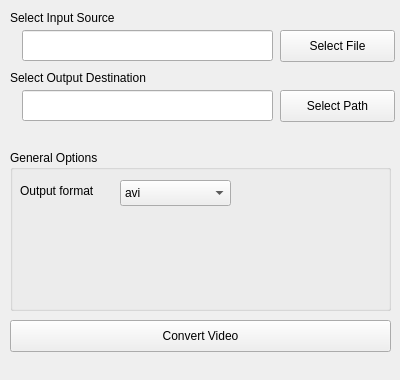
NRauh/SFVC, file mainwindow.ui: the form before one commit.
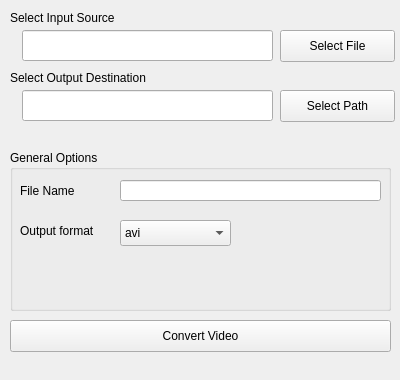
The form after the commit.

What changed in the file:
```diff
--- a/mainwindow.ui
+++ b/mainwindow.ui
@@ -102,7 +102,7 @@
      <property name="geometry">
       <rect>
        <x>110</x>
-       <y>30</y>
+       <y>70</y>
        <width>111</width>
        <height>26</height>
       </rect>
@@ -122,7 +122,7 @@
      <property name="geometry">
       <rect>
        <x>10</x>
-       <y>30</y>
+       <y>70</y>
        <width>91</width>
        <height>21</height>
       </rect>
@@ -131,6 +131,29 @@
       <string>Output format</string>
      </property>
     </widget>
+    <widget class="QLineEdit" name="nameInput">
+     <property name="geometry">
+      <rect>
+       <x>110</x>
+       <y>30</y>
+       <width>261</width>
+       <height>21</height>
+      </rect>
+     </property>
+    </widget>
+    <widget class="QLabel" name="nameLabel">
+     <property name="geometry">
+      <rect>
+       <x>10</x>
+       <y>30</y>
+       <width>71</width>
+       <height>21</height>
+      </rect>
+     </property>
+     <property name="text">
+      <string>File Name</string>
+     </property>
+    </widget>
    </widget>
    <widget class="QPushButton" name="runCommand">
     <property name="geometry">
```
Left out of the diff: 2 changed lines with no effect on the pictures.
